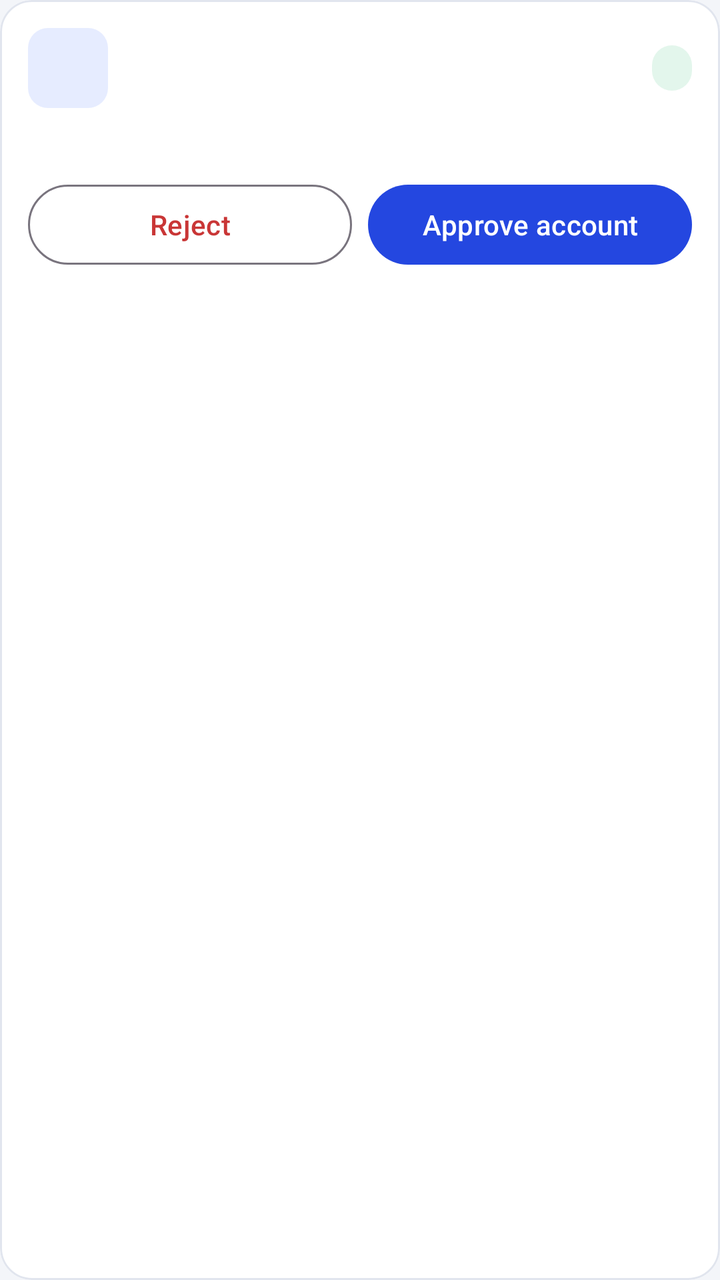
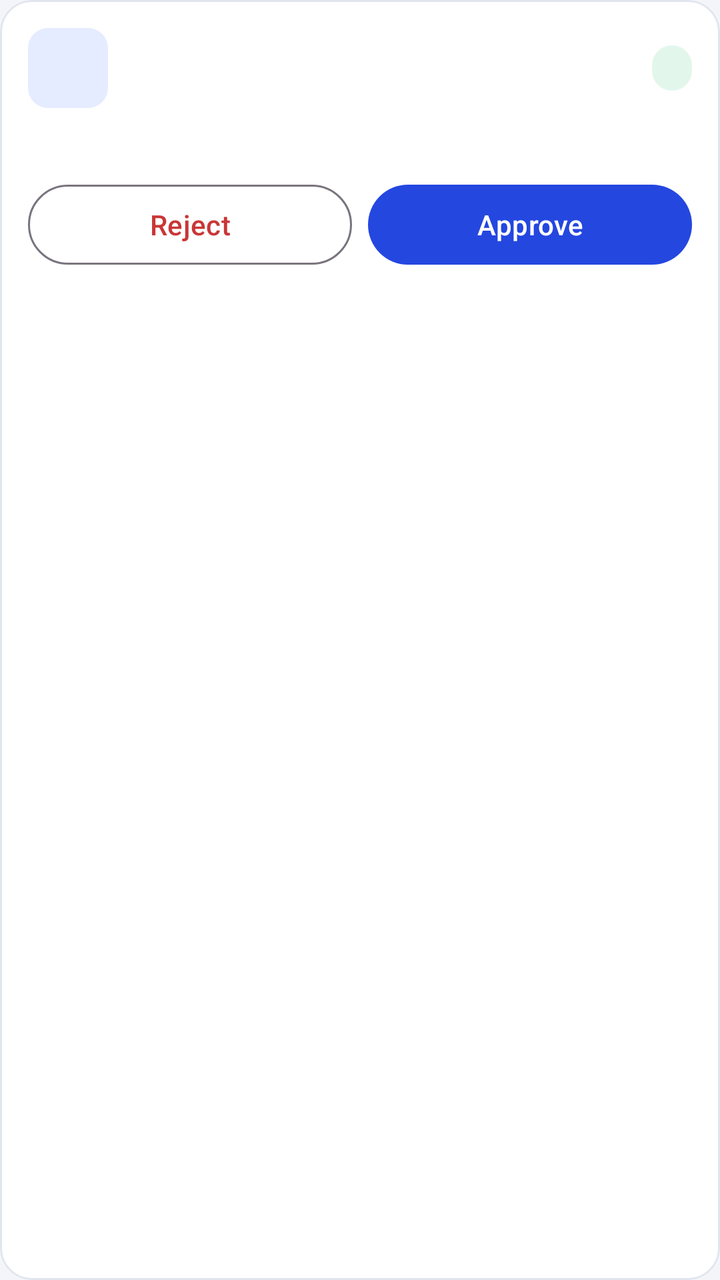

Two renders of the same Android screen: before a commit and after it. Below are the layout's source before the change and the commit's diff.
<!-- AndroidManifest.xml: application theme Theme.Reserba -->
<!-- res/layout/item_account.xml -->
<?xml version="1.0" encoding="utf-8"?>
<com.google.android.material.card.MaterialCardView xmlns:android="http://schemas.android.com/apk/res/android"
    style="@style/Reserba.Card"
    android:layout_width="match_parent"
    android:layout_height="wrap_content"
    android:layout_marginTop="10dp">

    <LinearLayout
        android:layout_width="match_parent"
        android:layout_height="wrap_content"
        android:orientation="vertical"
        android:padding="14dp">

        <LinearLayout
            android:layout_width="match_parent"
            android:layout_height="wrap_content"
            android:gravity="center_vertical"
            android:orientation="horizontal">

            <TextView
                android:id="@+id/tvInitials"
                android:layout_width="40dp"
                android:layout_height="40dp"
                android:background="@drawable/bg_badge_blue"
                android:gravity="center"
                android:textColor="@color/primary"
                android:textStyle="bold" />

            <LinearLayout
                android:layout_width="0dp"
                android:layout_height="wrap_content"
                android:layout_marginStart="12dp"
                android:layout_weight="1"
                android:orientation="vertical">

                <TextView
                    android:id="@+id/tvAccName"
                    style="@style/Reserba.Body"
                    android:layout_width="match_parent"
                    android:layout_height="wrap_content"
                    android:textStyle="bold" />

                <TextView
                    android:id="@+id/tvAccId"
                    style="@style/Reserba.Muted"
                    android:layout_width="match_parent"
                    android:layout_height="wrap_content" />
            </LinearLayout>

            <TextView
                android:id="@+id/tvAccRole"
                style="@style/Reserba.Badge"
                android:layout_width="wrap_content"
                android:layout_height="wrap_content"
                android:background="@drawable/bg_badge_green"
                android:textColor="@color/green" />
        </LinearLayout>

        <TextView
            android:id="@+id/tvAccOrg"
            style="@style/Reserba.Muted"
            android:layout_width="match_parent"
            android:layout_height="wrap_content"
            android:layout_marginTop="8dp" />

        <LinearLayout
            android:layout_width="match_parent"
            android:layout_height="wrap_content"
            android:layout_marginTop="10dp"
            android:orientation="horizontal">

            <com.google.android.material.button.MaterialButton
                android:id="@+id/btnRejectAcc"
                style="@style/Widget.Material3.Button.OutlinedButton"
                android:layout_width="0dp"
                android:layout_height="wrap_content"
                android:layout_weight="1"
                android:text="Reject"
                android:textColor="@color/red" />

            <com.google.android.material.button.MaterialButton
                android:id="@+id/btnApproveAcc"
                android:layout_width="0dp"
                android:layout_height="wrap_content"
                android:layout_marginStart="8dp"
                android:layout_weight="1"
                android:text="Approve account" />
        </LinearLayout>
    </LinearLayout>
</com.google.android.material.card.MaterialCardView>
<!-- resources referenced by this layout -->
<resources>
  <color name="green">#1E9E5A</color>
  <color name="primary">#2447E0</color>
  <color name="red">#C93636</color>
  <!-- drawable bg_badge_blue (drawable) -->
  <?xml version="1.0" encoding="utf-8"?>
  <shape xmlns:android="http://schemas.android.com/apk/res/android" android:shape="rectangle">
      <solid android:color="@color/blue_bg" />
      <corners android:radius="10dp" />
  </shape>
  <!-- drawable bg_badge_green (drawable) -->
  <?xml version="1.0" encoding="utf-8"?>
  <shape xmlns:android="http://schemas.android.com/apk/res/android" android:shape="rectangle">
      <solid android:color="@color/green_bg" />
      <corners android:radius="10dp" />
  </shape>
  <style name="Reserba.Badge" parent="">
          <item name="android:textSize">11sp</item>
          <item name="android:textStyle">bold</item>
          <item name="android:paddingLeft">10dp</item>
          <item name="android:paddingRight">10dp</item>
          <item name="android:paddingTop">4dp</item>
          <item name="android:paddingBottom">4dp</item>
      </style>
  <style name="Reserba.Body" parent="">
          <item name="android:textSize">14sp</item>
          <item name="android:textColor">@color/ink</item>
      </style>
  <style name="Reserba.Card" parent="Widget.Material3.CardView.Filled">
          <item name="cardBackgroundColor">@color/white</item>
          <item name="cardCornerRadius">16dp</item>
          <item name="cardElevation">0dp</item>
          <item name="strokeColor">@color/border</item>
          <item name="strokeWidth">1dp</item>
      </style>
  <style name="Reserba.Muted" parent="">
          <item name="android:textSize">12sp</item>
          <item name="android:textColor">@color/muted</item>
      </style>
  <style name="Theme.Reserba" parent="Theme.Material3.Light.NoActionBar">
          <item name="colorPrimary">@color/primary</item>
          <item name="colorOnPrimary">@color/white</item>
          <item name="android:windowBackground">@color/bg</item>
          <item name="android:statusBarColor">@color/bg</item>
          <item name="android:windowLightStatusBar">true</item>
      </style>
  <color name="blue_bg">#E6ECFF</color>
  <color name="green_bg">#E3F6EC</color>
  <color name="ink">#1C2433</color>
  <color name="white">#FFFFFF</color>
  <color name="border">#E1E5EE</color>
  <color name="muted">#6B7488</color>
  <color name="bg">#F3F5F9</color>
</resources>

<!-- the commit's change to res/layout/item_account.xml (unified diff, before → after) -->
@@ -84,7 +84,7 @@
                 android:layout_height="wrap_content"
                 android:layout_marginStart="8dp"
                 android:layout_weight="1"
-                android:text="Approve account" />
+                android:text="Approve" />
         </LinearLayout>
     </LinearLayout>
 </com.google.android.material.card.MaterialCardView>
